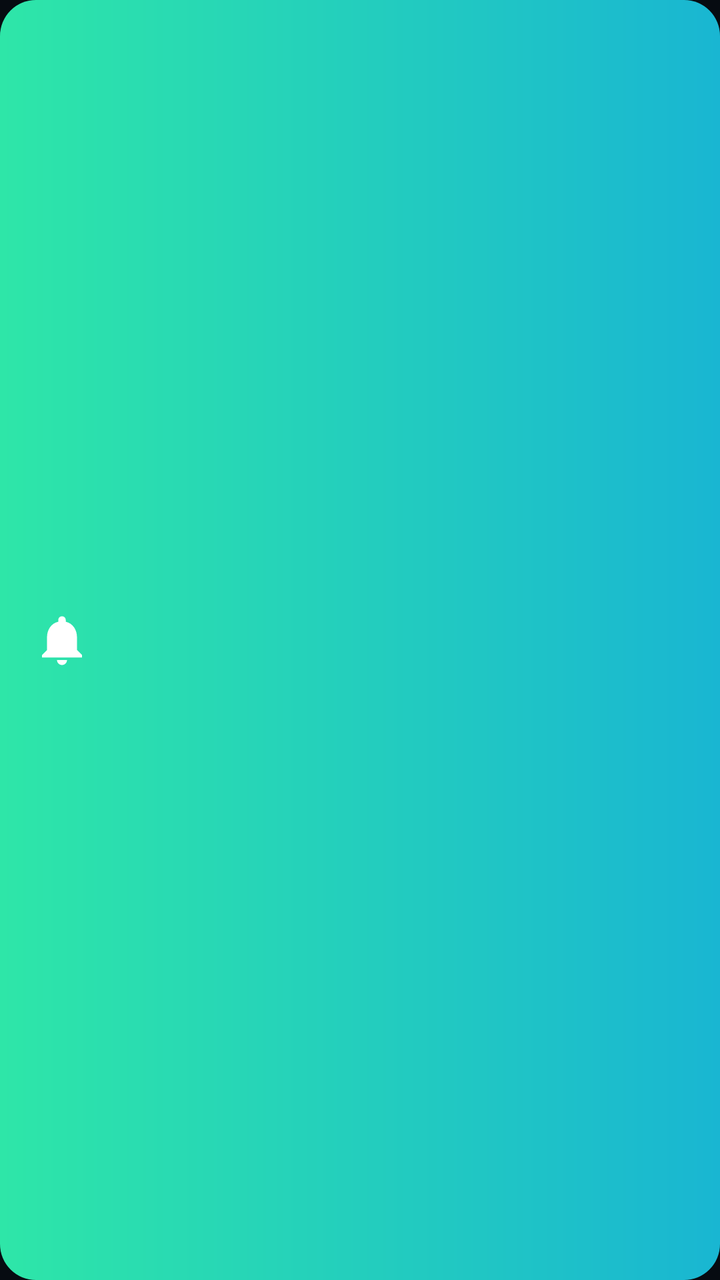
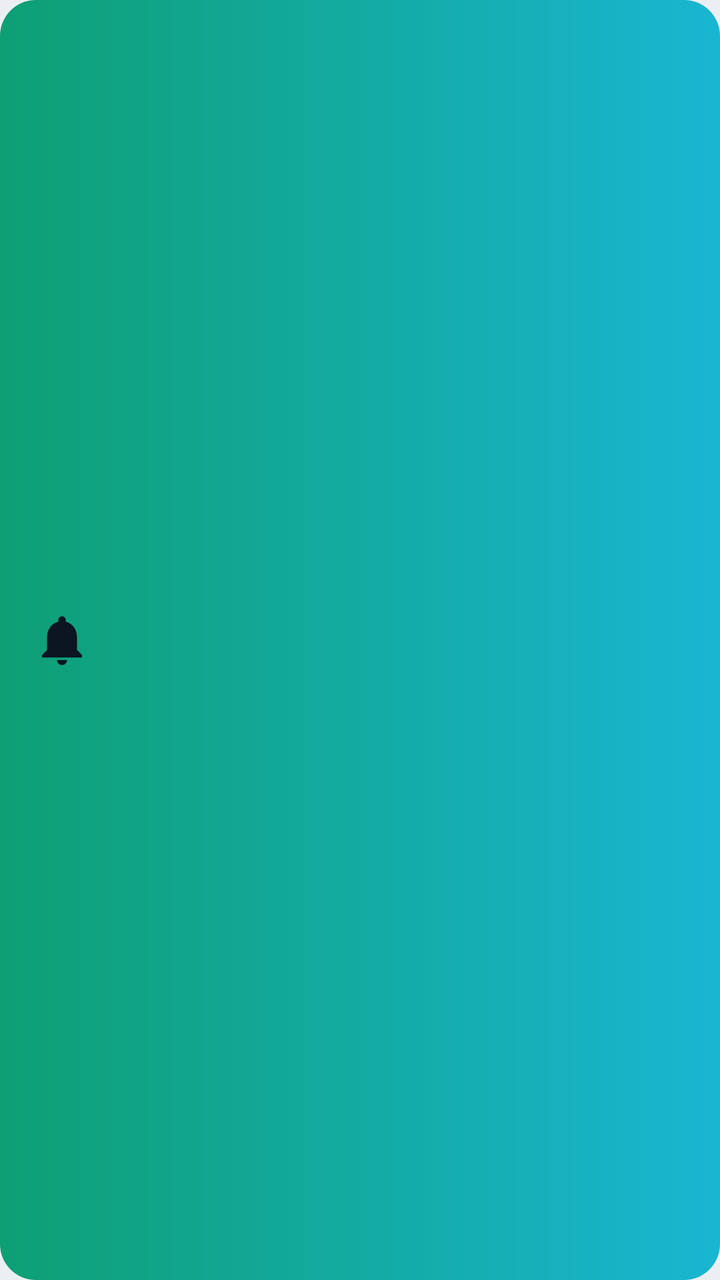

Before-and-after screenshots of an Android layout around one commit, followed by the original layout XML and the change that was made.
<!-- AndroidManifest.xml: application theme AppTheme -->
<!-- res/layout/item_action.xml -->
<?xml version="1.0" encoding="utf-8"?>
<LinearLayout xmlns:android="http://schemas.android.com/apk/res/android"
    android:id="@+id/box"
    android:layout_width="match_parent"
    android:layout_height="wrap_content"
    android:layout_marginStart="12dp"
    android:layout_marginTop="10dp"
    android:layout_marginEnd="12dp"
    android:background="@drawable/bg_action"
    android:foreground="?android:attr/selectableItemBackground"
    android:gravity="center_vertical"
    android:orientation="horizontal"
    android:padding="16dp">

    <ImageView
        android:layout_width="30dp"
        android:layout_height="30dp"
        android:id="@+id/icon"
        android:src="@drawable/ic_bell" />

    <LinearLayout
        android:layout_width="0dp"
        android:layout_height="wrap_content"
        android:layout_marginStart="14dp"
        android:layout_weight="1"
        android:orientation="vertical">

        <TextView
            android:id="@+id/title"
            android:layout_width="match_parent"
            android:layout_height="wrap_content"
            android:textColor="#FFFFFFFF"
            android:textSize="16sp"
            android:textStyle="bold" />

        <TextView
            android:id="@+id/sub"
            android:layout_width="match_parent"
            android:layout_height="wrap_content"
            android:layout_marginTop="2dp"
            android:textColor="#E6FFFFFF"
            android:textSize="13sp" />
    </LinearLayout>
</LinearLayout>
<!-- resources referenced by this layout -->
<resources>
  <!-- drawable bg_action (drawable) -->
  <?xml version="1.0" encoding="utf-8"?>
  <shape xmlns:android="http://schemas.android.com/apk/res/android" android:shape="rectangle">
      <gradient android:angle="0" android:startColor="#FF2EE6A8" android:endColor="#FF19B6D2" /><corners android:radius="18dp" />
  </shape>
  <!-- drawable ic_bell (drawable) -->
  <?xml version="1.0" encoding="utf-8"?>
  <vector xmlns:android="http://schemas.android.com/apk/res/android"
      android:width="24dp" android:height="24dp"
      android:viewportWidth="24" android:viewportHeight="24">
      <path android:fillColor="#FFFFFFFF" android:pathData="M12,22c1.1,0 2,-0.9 2,-2h-4c0,1.1 0.89,2 2,2zM18,16v-5c0,-3.07 -1.64,-5.64 -4.5,-6.32V4c0,-0.83 -0.67,-1.5 -1.5,-1.5s-1.5,0.67 -1.5,1.5v0.68C7.63,5.36 6,7.92 6,11v5l-2,2v1h16v-1l-2,-2z" />
  </vector>
  <style name="AppTheme" parent="@android:style/Theme.Material.NoActionBar">
          <item name="android:statusBarColor">#FF0F2030</item>
          <item name="android:navigationBarColor">#FF060B11</item>
          <item name="android:colorAccent">#FF2EE6A8</item>
          <item name="android:windowBackground">#FF060B11</item>
      </style>
</resources>

<!-- the commit's change to res/layout/item_action.xml (unified diff, before → after) -->
@@ -29,7 +29,7 @@
             android:id="@+id/title"
             android:layout_width="match_parent"
             android:layout_height="wrap_content"
-            android:textColor="#FFFFFFFF"
+            android:textColor="@color/c_ffffffff"
             android:textSize="16sp"
             android:textStyle="bold" />
 
@@ -38,7 +38,7 @@
             android:layout_width="match_parent"
             android:layout_height="wrap_content"
             android:layout_marginTop="2dp"
-            android:textColor="#E6FFFFFF"
+            android:textColor="@color/c_e6ffffff"
             android:textSize="13sp" />
     </LinearLayout>
 </LinearLayout>
<!-- resource entries referenced after the edit -->
@@ -1,22 +1,31 @@
 <!-- resources referenced by this layout -->
 <resources>
+  <color name="c_e6ffffff">#E60B1622</color>
+  <color name="c_ffffffff">#FF0B1622</color>
   <!-- drawable bg_action (drawable) -->
   <?xml version="1.0" encoding="utf-8"?>
   <shape xmlns:android="http://schemas.android.com/apk/res/android" android:shape="rectangle">
-      <gradient android:angle="0" android:startColor="#FF2EE6A8" android:endColor="#FF19B6D2" /><corners android:radius="18dp" />
+      <gradient android:angle="0" android:startColor="@color/c_ff2ee6a8" android:endColor="@color/c_ff19b6d2" /><corners android:radius="18dp" />
   </shape>
   <!-- drawable ic_bell (drawable) -->
   <?xml version="1.0" encoding="utf-8"?>
   <vector xmlns:android="http://schemas.android.com/apk/res/android"
       android:width="24dp" android:height="24dp"
       android:viewportWidth="24" android:viewportHeight="24">
-      <path android:fillColor="#FFFFFFFF" android:pathData="M12,22c1.1,0 2,-0.9 2,-2h-4c0,1.1 0.89,2 2,2zM18,16v-5c0,-3.07 -1.64,-5.64 -4.5,-6.32V4c0,-0.83 -0.67,-1.5 -1.5,-1.5s-1.5,0.67 -1.5,1.5v0.68C7.63,5.36 6,7.92 6,11v5l-2,2v1h16v-1l-2,-2z" />
+      <path android:fillColor="@color/c_ffffffff" android:pathData="M12,22c1.1,0 2,-0.9 2,-2h-4c0,1.1 0.89,2 2,2zM18,16v-5c0,-3.07 -1.64,-5.64 -4.5,-6.32V4c0,-0.83 -0.67,-1.5 -1.5,-1.5s-1.5,0.67 -1.5,1.5v0.68C7.63,5.36 6,7.92 6,11v5l-2,2v1h16v-1l-2,-2z" />
   </vector>
-  <style name="AppTheme" parent="@android:style/Theme.Material.NoActionBar">
-          <item name="android:statusBarColor">#FF0F2030</item>
-          <item name="android:navigationBarColor">#FF060B11</item>
-          <item name="android:colorAccent">#FF2EE6A8</item>
-          <item name="android:windowBackground">#FF060B11</item>
+  <style name="AppTheme" parent="BaseTheme">
+          <item name="android:windowLightStatusBar">@bool/light_bars</item>
+          <item name="android:windowLightNavigationBar">@bool/light_bars</item>
+          <item name="android:statusBarColor">@color/c_ff0f2030</item>
+          <item name="android:navigationBarColor">@color/c_ff060b11</item>
+          <item name="android:colorAccent">@color/c_ff2ee6a8</item>
+          <item name="android:windowBackground">@color/c_ff060b11</item>
       </style>
+  <color name="c_ff2ee6a8">#FF0E9F74</color>
+  <color name="c_ff19b6d2">#FF19B6D2</color>
+  <style name="BaseTheme" parent="@android:style/Theme.Material.Light.NoActionBar" />
+  <color name="c_ff0f2030">#FFF6F9FB</color>
+  <color name="c_ff060b11">#FFECEFF1</color>
 </resources>
 
